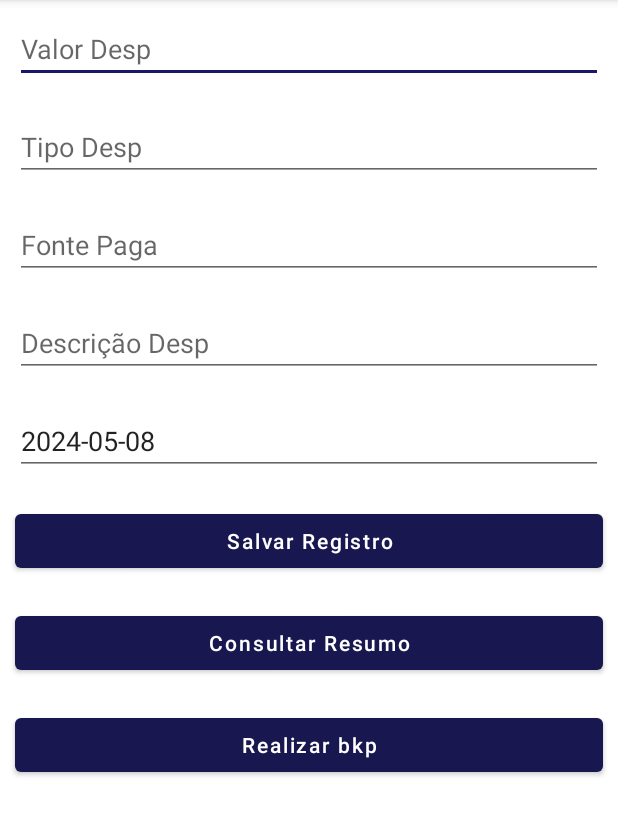
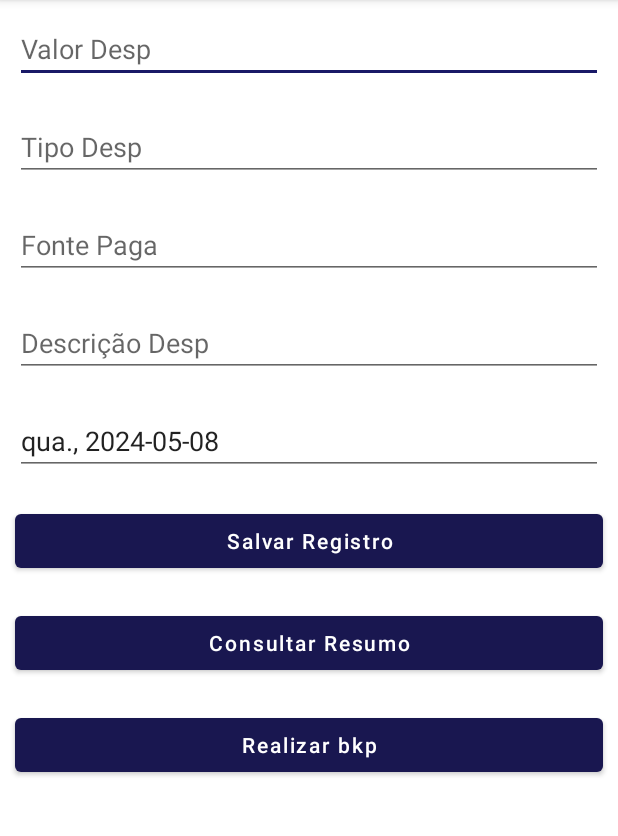
Before and after one commit to NicoVitoriano001/FindToday, an Android app: the screen it shows after launch (NewFinActivity), after a tap on an icon or button, on a phone screen of 412 x 824 dp, the part 84-920 px from its top. Run offline under Robolectric (Android 15) with nearby library versions, the phone set to English and light mode, and no system bars; our stand-ins replace Room's generated code.

```diff
--- a/app/src/main/java/com/gtappdevelopers/findtoday/BuscarFinActivity.java
+++ b/app/src/main/java/com/gtappdevelopers/findtoday/BuscarFinActivity.java
@@ -8,9 +8,7 @@ import android.os.Bundle;
 import android.view.View;
 import android.widget.Button;
 import android.widget.EditText;
-
 import com.google.android.material.floatingactionbutton.FloatingActionButton;
-
 import java.util.ArrayList;
 import java.util.List;
 
--- a/app/src/main/java/com/gtappdevelopers/findtoday/Dao.java
+++ b/app/src/main/java/com/gtappdevelopers/findtoday/Dao.java
@@ -7,9 +7,8 @@ import androidx.room.Query;
 import androidx.room.Update;
 import java.util.List;
 
+@androidx.room.Dao
 
-
-@androidx.room.Dao
 public interface Dao {
     @Insert
     void insert(FinModal model);
@@ -24,9 +23,25 @@ public interface Dao {
     void deleteallDesp();
 
 
+    @Query("SELECT * FROM fin_table WHERE dataDesp LIKE '%2024%' ORDER BY " +
+            "CASE SUBSTR(dataDesp, 1, 3) " +
+            "   WHEN 'Dom' THEN 1 " +
+            "   WHEN 'Seg' THEN 2 " +
+            "   WHEN 'Ter' THEN 3 " +
+            "   WHEN 'Qua' THEN 4 " +
+            "   WHEN 'Qui' THEN 5 " +
+            "   WHEN 'Sex' THEN 6 " +
+            "   ELSE 7 " +
+            "END ASC, " +
+            "SUBSTR(dataDesp, 6) DESC, tipoDesp ASC")
+    LiveData<List<FinModal>> getallDesp();
+
+
+
+    /*
     @Query("SELECT * FROM fin_table WHERE dataDesp LIKE '%2024%' ORDER BY dataDesp DESC, tipoDesp ASC")
     LiveData<List<FinModal>> getallDesp();
-    /*
+
        @Query("SELECT * FROM fin_table ORDER BY dataDesp DESC, tipoDesp ASC")
        LiveData<List<FinModal>> getallDesp();
        */
--- a/app/src/main/java/com/gtappdevelopers/findtoday/DatabaseBackup.java
+++ b/app/src/main/java/com/gtappdevelopers/findtoday/DatabaseBackup.java
@@ -3,9 +3,6 @@ package com.gtappdevelopers.findtoday;
 import android.content.Context;
 import android.database.sqlite.SQLiteDatabase;
 import android.os.Environment;
-import android.util.Log;
-import android.widget.Toast;
-
 import java.io.File;
 import java.io.FileInputStream;
 import java.io.FileOutputStream;
--- a/app/src/main/java/com/gtappdevelopers/findtoday/NewFinActivity.java
+++ b/app/src/main/java/com/gtappdevelopers/findtoday/NewFinActivity.java
@@ -14,6 +14,8 @@ import android.widget.Toast;
 import java.time.LocalDateTime;
 import java.time.format.DateTimeFormatter;
 import androidx.core.app.ActivityCompat;
+import java.time.format.DateTimeFormatter;
+import java.util.Locale;
 
 public class NewFinActivity extends AppCompatActivity {
     private EditText valorDespEdt, tipoDespEdt, fontDespEdt, despDescrEdt, dataDespEdt;
@@ -28,8 +30,9 @@ public class NewFinActivity extends AppCompatActivity {
     private static final int REQUEST_CODE_WRITE_EXTERNAL_STORAGE = 1001;
 
     public String getDataHoraAtual() {
+        Locale locale = new Locale("pt", "BR");
         LocalDateTime dataHoraAtual = LocalDateTime.now();
-        DateTimeFormatter formatter = DateTimeFormatter.ofPattern("yyyy-MM-dd");
+        DateTimeFormatter formatter = DateTimeFormatter.ofPattern("EEE, yyyy-MM-dd", locale);
         //DateTimeFormatter formatter = DateTimeFormatter.ofPattern("yyyy-MM-dd HH:mm:ss");
         return dataHoraAtual.format(formatter);
     }
```
Also changed, not shown: app/src/main/res/layout/item_fin_rv.xml (+15 -3 lines).
